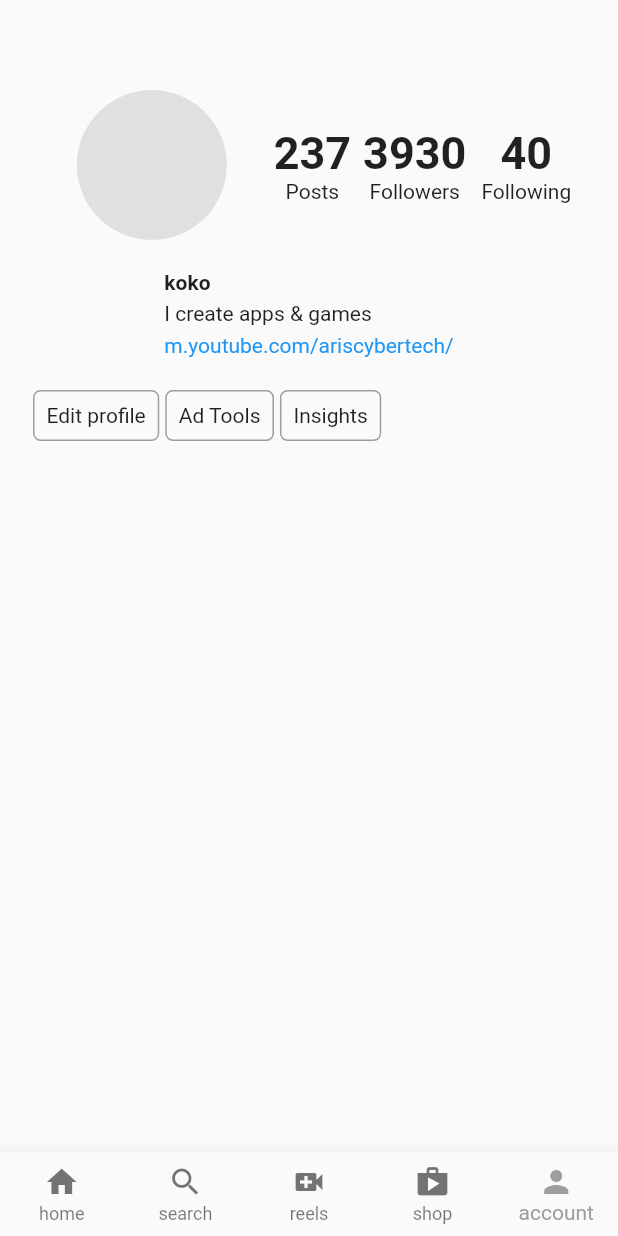
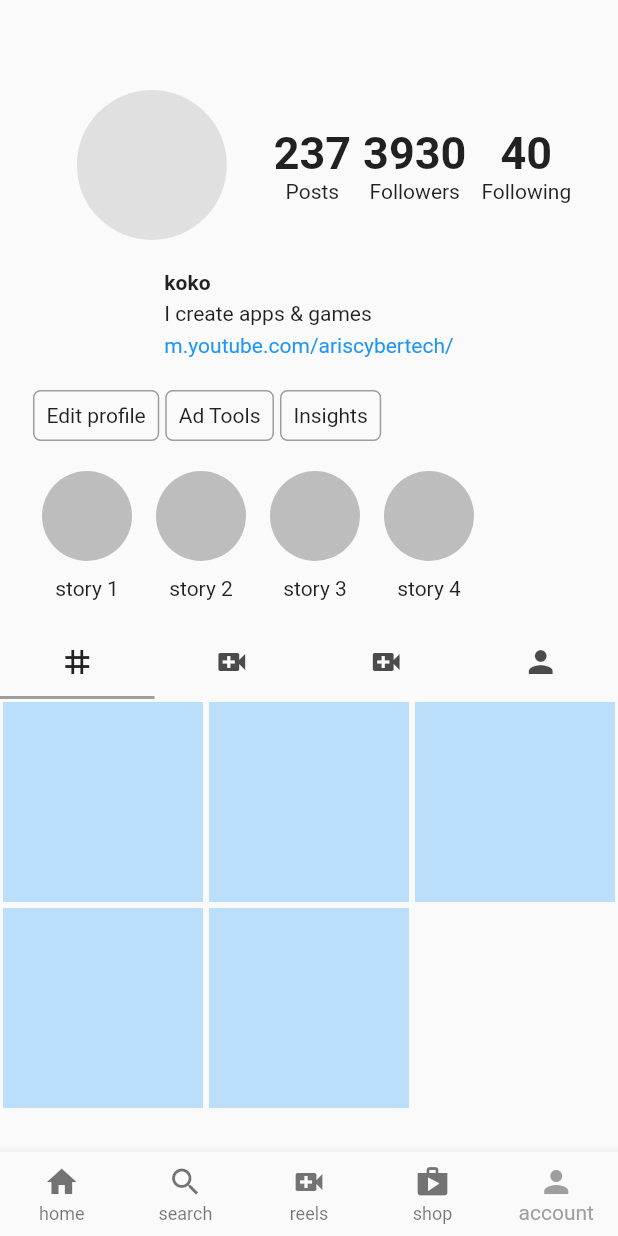
Before and after one commit to ariscybertech/aris_instagram, a Flutter app: the screen it shows after launch, item 5 of the bottom bar chosen, on a phone screen of 412 x 824 dp. Run offline on Flutter 3.47's test engine with Material 2 defaults, Android fonts, the light colour scheme and no system bars.

Commit message:
Version 1.0.0+11

```diff
--- a/lib/pages/account.dart
+++ b/lib/pages/account.dart
@@ -1,3 +1,8 @@
+import 'package:aris_instagram/util/account_tab/account_tab1.dart';
+import 'package:aris_instagram/util/account_tab/account_tab2.dart';
+import 'package:aris_instagram/util/account_tab/account_tab3.dart';
+import 'package:aris_instagram/util/account_tab/account_tab4.dart';
+import 'package:aris_instagram/util/bubble_stories.dart';
 import 'package:flutter/cupertino.dart';
 import 'package:flutter/material.dart';
 import 'package:flutter/painting.dart';
@@ -5,11 +10,13 @@ import 'package:flutter/rendering.dart';
 import 'package:flutter/widgets.dart';
 
 class UserAccount extends StatelessWidget {
-  const UserAccount({Key key}) : super(key: key);
-
+  UserAccount({Key key}) : super(key: key);
+  TabController _tabController;
   @override
   Widget build(BuildContext context) {
-    return Scaffold(
+    return DefaultTabController(
+      length: 4,
+      child: Scaffold(
         body: Column(
           children: [
             Padding(
@@ -145,8 +152,52 @@ class UserAccount extends StatelessWidget {
                   ),
                 ],
               ),
+            ),
+            // stories
+            Padding(
+              padding: const EdgeInsets.symmetric(
+                horizontal: 20,
+                vertical: 10,
+              ),
+              child: Row(
+                children: [
+                  BubbleStories(text: 'story 1'),
+                  BubbleStories(text: 'story 2'),
+                  BubbleStories(text: 'story 3'),
+                  BubbleStories(text: 'story 4'),
+                ],
+              ),
+            ),
+            TabBar(
+              tabs: [
+                Tab(
+                  icon: Icon(Icons.grid_3x3_outlined),
+                ),
+                Tab(
+                  icon: Icon(Icons.video_call),
+                ),
+                Tab(
+                  icon: Icon(Icons.video_call),
+                ),
+                Tab(
+                  icon: Icon(Icons.person),
                 )
               ],
+              controller: _tabController,
+            ),
+
+            Expanded(
+              child: TabBarView(
+                children: [
+                  AccountTab1(),
+                  AccountTab2(),
+                  AccountTab3(),
+                  AccountTab4(),
+                ],
+              ),
+            )
+          ],
+        ),
       ),
     );
   }
--- /dev/null
+++ b/lib/util/account_tab/account_tab1.dart
@@ -0,0 +1,22 @@
+import 'package:flutter/material.dart';
+
+class AccountTab1 extends StatelessWidget {
+  const AccountTab1({Key key}) : super(key: key);
+
+  @override
+  Widget build(BuildContext context) {
+    return GridView.builder(
+      itemCount: 5,
+      gridDelegate:
+          SliverGridDelegateWithFixedCrossAxisCount(crossAxisCount: 3),
+      itemBuilder: (context, index) {
+        return Padding(
+          padding: EdgeInsets.all(2),
+          child: Container(
+            color: Colors.blue[100],
+          ),
+        );
+      },
+    );
+  }
+}
```
Also changed, not shown: lib/util/account_tab/account_tab2.dart (added, +22 -0 lines), lib/util/account_tab/account_tab3.dart (added, +22 -0 lines), lib/util/account_tab/account_tab4.dart (added, +22 -0 lines). Lines whose indentation alone changed are shown as unchanged.
